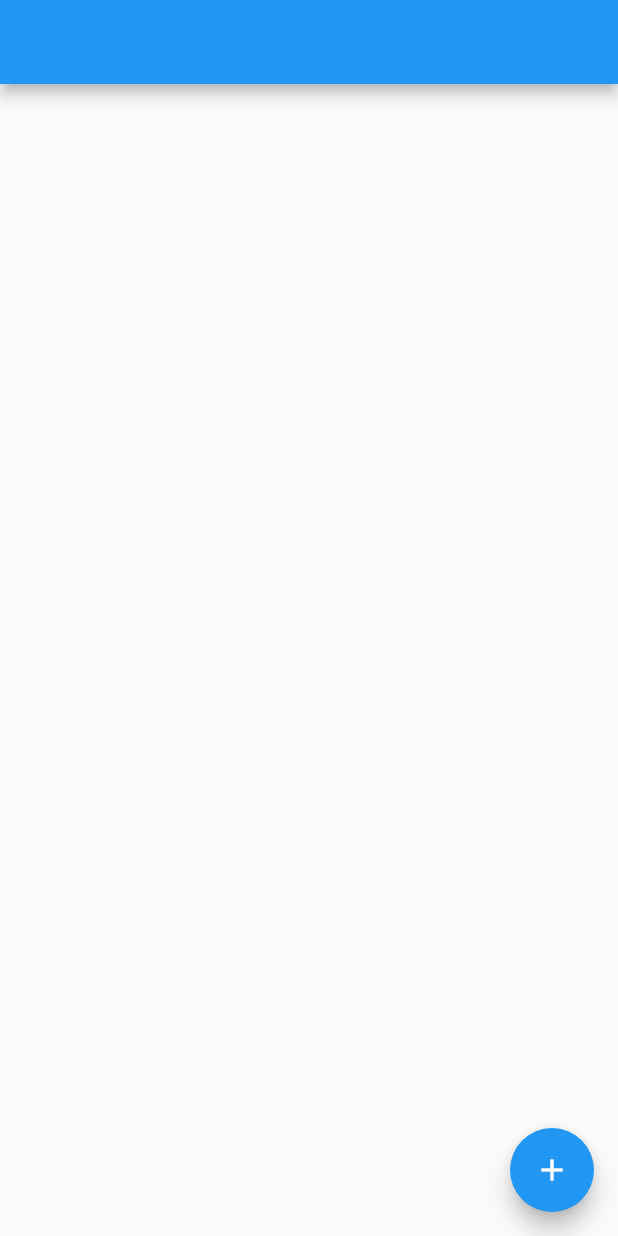
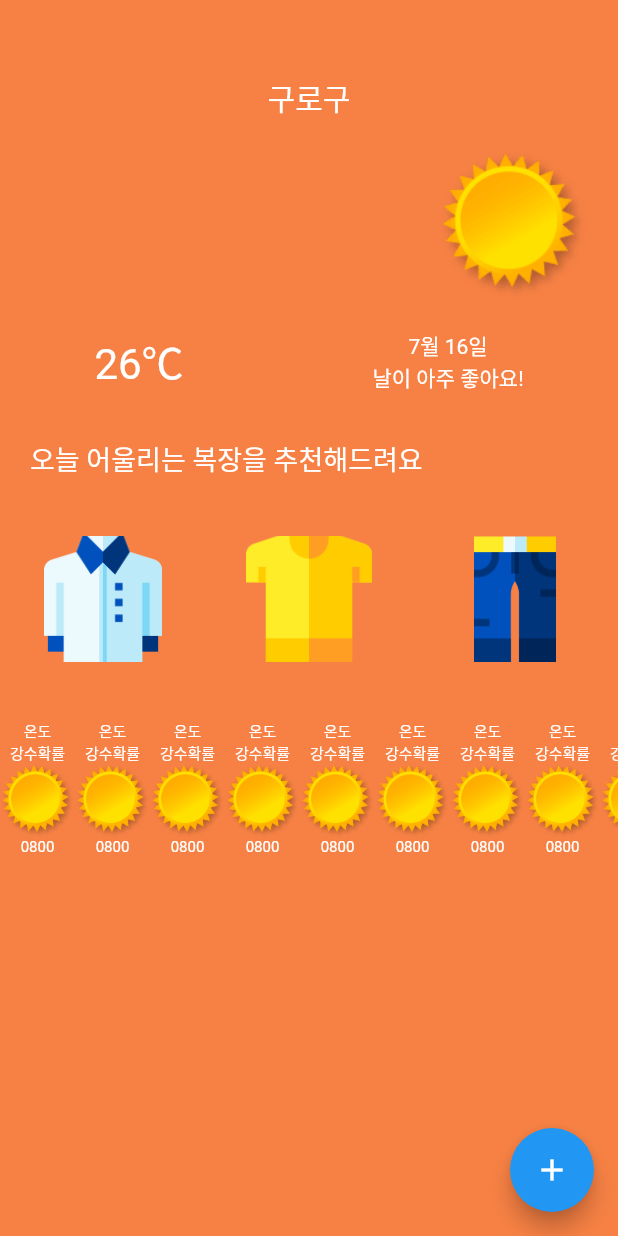
Before and after one commit to kimchungdo/Flutter_Study-fastCampus-, a Flutter app: the screen it shows after launch, on a phone screen of 412 x 824 dp. Run offline on Flutter 3.47's test engine with Material 2 defaults, Android fonts, the phone set to English and light mode, and no system bars; our stand-ins replace in_app_review, sqflite, table_calendar; missing offline and left inert: admob_flutter; accounts and stored records are empty.

Commit message:
chapter 4 add ui
good

```diff
--- a/cloth/lib/main.dart
+++ b/cloth/lib/main.dart
@@ -1,4 +1,5 @@
 import 'package:cloth/data/api.dart';
+import 'package:flutter/cupertino.dart';
 import 'package:flutter/material.dart';
 
 import 'data/weather.dart';
@@ -17,6 +18,7 @@ class MyApp extends StatelessWidget {
       theme: ThemeData(
         primarySwatch: Colors.blue,
       ),
+      debugShowCheckedModeBanner: false,
       home: const MyHomePage(),
     );
   }
@@ -32,11 +34,120 @@ class MyHomePage extends StatefulWidget {
 
 class _MyHomePageState extends State<MyHomePage> {
 
+  List<String> clothes = ["assets/img/shirts.png", "assets/img/short.png", "assets/img/pants.png" ];
+  List<Weather> weather = [];
+  List<String> sky = ["assets/img/sky1.png", "assets/img/sky2.png", "assets/img/sky3.png", "assets/img/sky4.png"];
+  List<String> status = ["날이 아주 좋아요!", "산책하기 좋곘어요", "오늘은 흐리네요", "우산 꼭 챙기세요"];
+  List<Color> color = [
+    Color(0xFFf78144),
+    Color(0xFF1d9fea),
+    Color(0xFF523de4),
+    Color(0xFF587d9a)
+  ];
+  int level = 0;
+
   @override
   Widget build(BuildContext context) {
     return Scaffold(
-      appBar: AppBar(),
-      body: Center(),
+      backgroundColor: color[level],
+      body: Container(
+        child: Column(
+          crossAxisAlignment: CrossAxisAlignment.stretch,
+          children: [
+            Container(height: 50),
+            Text("구로구", textAlign: TextAlign.center,
+              style: TextStyle(
+                  color: Colors.white,
+                fontSize: 20
+              ),),
+            Container(
+              height: 100,
+              width: 100,
+              margin: EdgeInsets.symmetric(horizontal: 20, vertical: 20),
+              child: Image.asset(sky[level]),
+              alignment: Alignment.centerRight,
+            ),
+            Row(
+              mainAxisAlignment: MainAxisAlignment.spaceAround,
+              children: [
+                Text("26℃", style: TextStyle(
+                color: Colors.white,
+                fontSize: 28
+            ),),
+                Column(
+                  children: [
+                    Text("7월 16일", style: TextStyle(
+                        color: Colors.white,
+                        fontSize: 14
+                    ),),
+                    Text(status[level], style: TextStyle(
+                        color: Colors.white,
+                        fontSize: 14
+                    ),),
+                  ],
+                )
+              ],
+            ),
+            Container(height: 30),
+            Container(
+              margin: EdgeInsets.symmetric(horizontal: 20),
+              child: Text("오늘 어울리는 복장을 추천해드려요", style: TextStyle(
+                  color: Colors.white,
+                  fontSize: 18
+              ),),
+            ),
+            Container(height: 30),
+            Row(
+              mainAxisAlignment: MainAxisAlignment.spaceAround,
+              children: List.generate(clothes.length, (idx){
+                return Container(
+                  padding: EdgeInsets.all(8),
+                  width: 100,
+                  height: 100,
+                  child: Image.asset(clothes[idx], fit: BoxFit.contain),
+                );
+              }),
+            ),
+            Container(height: 30),
+            Container(
+              height: 150,
+              child: ListView(
+                scrollDirection: Axis.horizontal,
+                children: List.generate(
+                  10,
+                    (idx){
+                    return Container(
+                      child: Column(
+                        crossAxisAlignment: CrossAxisAlignment.center,
+                        children: [
+                          Text("온도", style: TextStyle(
+                              color: Colors.white,
+                              fontSize: 10
+                          ),),
+                          Text("강수확률", style: TextStyle(
+                              color: Colors.white,
+                              fontSize: 10
+                          ),),
+                          Container(
+                            height: 50,
+                            width: 50,
+                            child: Image.asset("assets/img/sky1.png"),
+                            alignment: Alignment.centerRight,
+                          ),
+                          Text("0800", style: TextStyle(
+                              color: Colors.white,
+                              fontSize: 10
+                          ),),
+                        ],
+                      )
+                    );
+                    }
+                ),
+              ),
+            )
+          ],
+        )
+      ),
       floatingActionButton: FloatingActionButton(
         onPressed: ()async{
           final api = WeatherApi();
--- a/cloth/pubspec.yaml
+++ b/cloth/pubspec.yaml
@@ -60,8 +60,8 @@ flutter:
   uses-material-design: true
 
   # To add assets to your application, add an assets section, like this:
-  # assets:
-  #   - images/a_dot_burr.jpeg
+  assets:
+    - assets/img/
   #   - images/a_dot_ham.jpeg
 
   # An image asset can refer to one or more resolution-specific "variants", see
```
Also changed, not shown: cloth/assets/img/jumper.png (added), cloth/assets/img/long.png (added), cloth/assets/img/pants.png (added), cloth/assets/img/shirts.png (added), cloth/assets/img/short.png (added), cloth/assets/img/sky1.png (added), cloth/assets/img/sky2.png (added), cloth/assets/img/sky3.png (added), cloth/assets/img/sky4.png (added).
